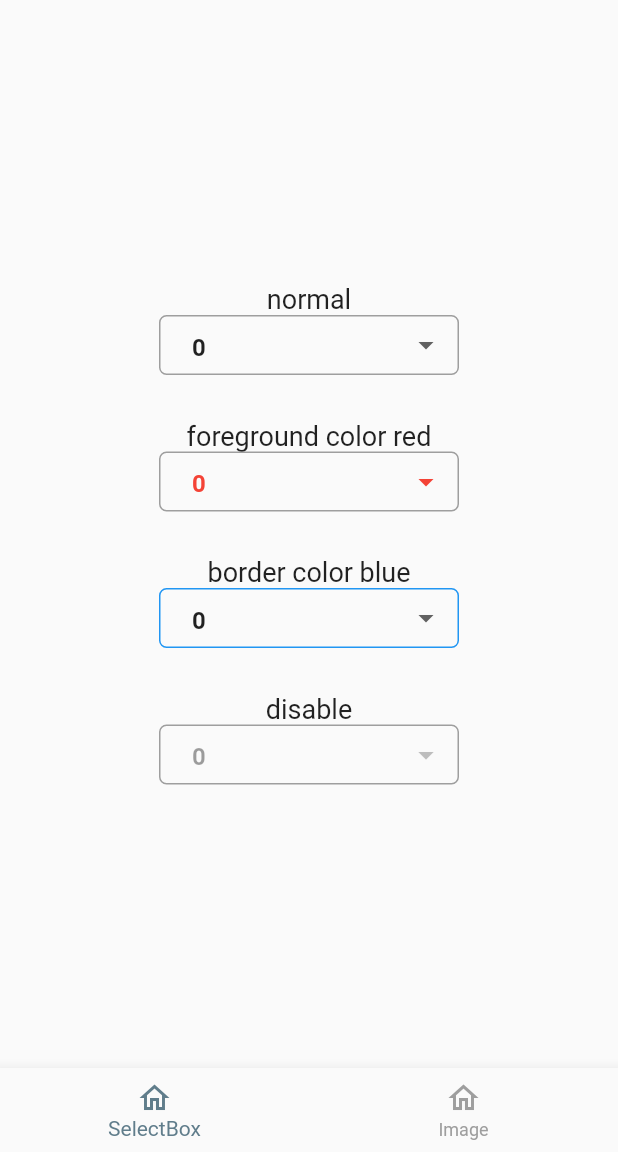
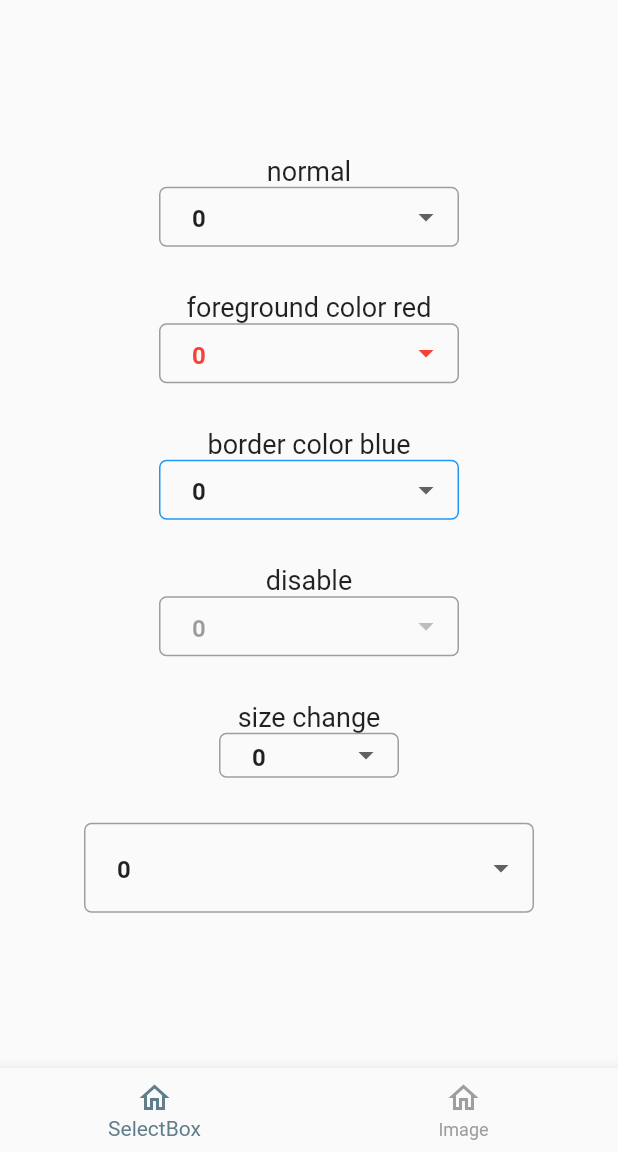
Before and after one commit to anabebe1020/anabebe_packages, a Flutter app: the screen it shows after launch, on a phone screen of 412 x 824 dp, the part 84-1236 px from its top. Run offline on Flutter 3.47's test engine with Material 2 defaults, Android fonts, the phone set to English and light mode, and no system bars; our stand-ins replace cached_network_image.

Commit message:
fix, selectbox and example.

```diff
--- a/example/lib/selectbox_view.dart
+++ b/example/lib/selectbox_view.dart
@@ -16,7 +16,10 @@ class _SelectBoxTestPageState extends State<SelectBoxTestPage> {
 
   @override
   initState() {
+    /// set items
     _items = ['0', '1', '2', '3'];
+
+    /// set currentItem
     _currentItem = _items.first;
 
     _logger.setup('TestView');
@@ -38,6 +41,7 @@ class _SelectBoxTestPageState extends State<SelectBoxTestPage> {
           mainAxisAlignment: MainAxisAlignment.center,
           crossAxisAlignment: CrossAxisAlignment.center,
           children: [
+            /// general usage
             const Text('normal', style: textStyle),
             SelectBox(
               height: 40,
@@ -47,6 +51,8 @@ class _SelectBoxTestPageState extends State<SelectBoxTestPage> {
               onChanged: (_) {},
             ),
             space,
+
+            /// change the color of an item
             const Text('foreground color red', style: textStyle),
             SelectBox(
               height: 40,
@@ -57,6 +63,8 @@ class _SelectBoxTestPageState extends State<SelectBoxTestPage> {
               onChanged: (_) {},
             ),
             space,
+
+            /// change the color of a border
             const Text('border color blue', style: textStyle),
             SelectBox(
               height: 40,
@@ -67,11 +75,32 @@ class _SelectBoxTestPageState extends State<SelectBoxTestPage> {
               onChanged: (_) {},
             ),
             space,
+
+            /// make the box disable.
             const Text('disable', style: textStyle),
             SelectBox(
               height: 40,
               width: 200,
               disable: true,
+              items: _items,
+              currentItem: _currentItem,
+              onChanged: (_) {},
+            ),
+            space,
+
+            /// change the size of box
+            const Text('size change', style: textStyle),
+            SelectBox(
+              height: 30,
+              width: 120,
+              items: _items,
+              currentItem: _currentItem,
+              onChanged: (_) {},
+            ),
+            space,
+            SelectBox(
+              height: 60,
+              width: 300,
               items: _items,
               currentItem: _currentItem,
               onChanged: (_) {},
--- a/lib/widget/select_box.dart
+++ b/lib/widget/select_box.dart
@@ -75,7 +75,8 @@ class SelectBoxState extends State<SelectBox> {
                       value: item,
                       child: Text(
                         item,
-                        style: _textStyle,
+                        style:
+                            _textStyle.copyWith(color: widget.foregroundColor),
                       ),
                     );
                   }).toList(),
```
